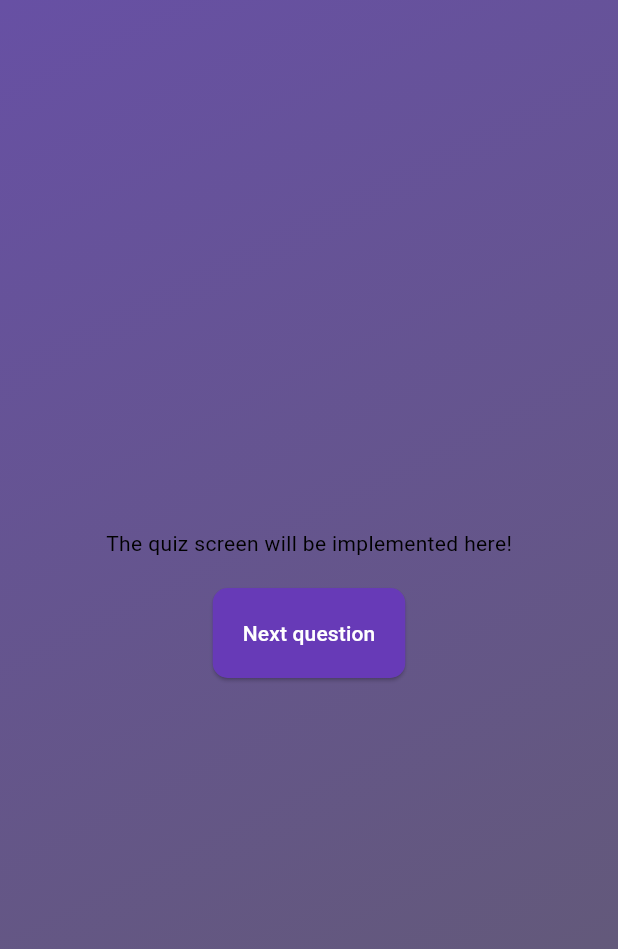
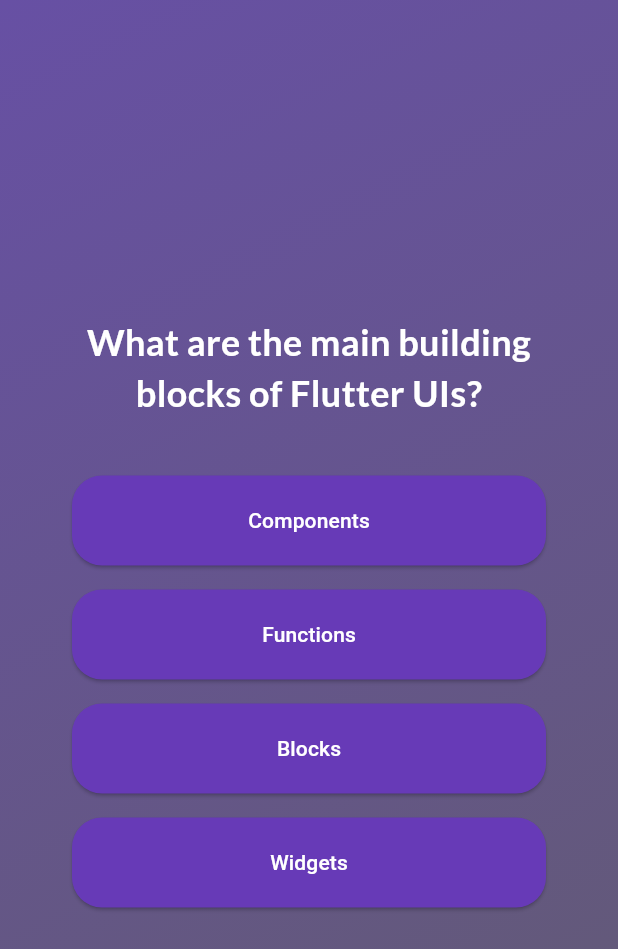
Before and after one commit to eduardorezaghi/adv_basics, a Flutter app: the screen it shows after launch, after a tap on "Go to quiz", on a phone screen of 412 x 824 dp. Shown: the top 949 px of the screen. Run offline on Flutter 3.47's test engine with Material 3 defaults, Android fonts, the phone set to English and light mode, and no system bars; our stand-ins replace google_fonts.

Commit message:
Add Google Fonts dependency, show shuffled Question List on question screen

```diff
--- a/lib/answer_button.dart
+++ b/lib/answer_button.dart
@@ -14,17 +14,21 @@ class AnswerButton extends StatelessWidget {
   // Like React components,
   //Flutter widgets have a build method that returns the UI elements to be rendered.
   Widget build(BuildContext context) {
-    return ElevatedButton(
+    return Padding(
+      padding: const EdgeInsets.all(8.0),
+      child: ElevatedButton(
       onPressed: selectHandler,
       style: ElevatedButton.styleFrom(
         padding: const EdgeInsets.all(20),
+        fixedSize: const Size(300, 60),
         backgroundColor: Theme.of(context).colorScheme.secondary,
         foregroundColor: Theme.of(context).colorScheme.onSecondary,
         shape: RoundedRectangleBorder(
-          borderRadius: BorderRadius.circular(10),
+        borderRadius: BorderRadius.circular(20),
         ),
       ),
       child: Text(answerText),
+      ),
     );
   }
 }
--- a/lib/models/questions_blueprint.dart
+++ b/lib/models/questions_blueprint.dart
@@ -9,4 +9,10 @@ class Question {
     required this.answers,
     required this.correct,
   });
+
+  /// Shuffles the answers list
+  List<String> getShuffledAnswers() {
+    return List<String>.from(answers)..shuffle();
+  }
+
 }
--- a/lib/questions_screen.dart
+++ b/lib/questions_screen.dart
@@ -1,6 +1,9 @@
 import 'package:adv_basics/answer_button.dart';
 import 'package:adv_basics/models/questions_blueprint.dart';
 import 'package:flutter/material.dart';
+
+import 'package:adv_basics/data/questions.dart';
+import 'package:google_fonts/google_fonts.dart';
 
 class QuestionScreen extends StatefulWidget {
   const QuestionScreen({super.key});
@@ -10,29 +13,55 @@ class QuestionScreen extends StatefulWidget {
 }
 
 class _QuestionScreenState extends State<QuestionScreen> {
-  List<Question> questions = [];
+  var questionIndex = 0;
+
+  final List<Question> finalQuestions = questions;
 
   @override
   void initState() {
     super.initState();
   }
 
+  void answerQuestion() {
+    setState(() {
+      questionIndex < finalQuestions.length - 1
+          ? questionIndex++
+          : questionIndex = 0;
+    });
+  }
+
   @override
   Widget build(BuildContext context) {
+    final currentQuestion = finalQuestions[questionIndex];
+
     return SizedBox(
       width: double.infinity,
-      child: Column(
-        mainAxisAlignment: MainAxisAlignment.center,
-        children: <Widget>[
-          const Text('The quiz screen will be implemented here!'),
-          const SizedBox(height: 20),
-          // ElevatedButton(onPressed: () {}, child: Text('Next question')),
-          AnswerButton(
-            selectHandler: () {},
-            answerText: 'Next question',
-          ),
-          const SizedBox(height: 20),
-        ],
+      child: Container(
+        margin: const EdgeInsets.all(40),
+        child: Column(
+          mainAxisAlignment: MainAxisAlignment.center,
+          crossAxisAlignment: CrossAxisAlignment.stretch,
+          children: <Widget>[
+            Text(
+              currentQuestion.question,
+              style: GoogleFonts.lato(
+                color: Theme.of(context).colorScheme.onPrimary,
+                fontSize: 24,
+                fontWeight: FontWeight.bold,
+              ),
+              textAlign: TextAlign.center,
+            ),
+            const SizedBox(height: 30),
+
+
+            ...currentQuestion.getShuffledAnswers().map((answer) {
+              return AnswerButton(
+                selectHandler: answerQuestion,
+                answerText: answer,
+              );
+            }),
+          ],
+        ),
       ),
     );
   }
--- a/pubspec.yaml
+++ b/pubspec.yaml
@@ -35,6 +35,7 @@ dependencies:
   # The following adds the Cupertino Icons font to your application.
   # Use with the CupertinoIcons class for iOS style icons.
   cupertino_icons: ^1.0.6
+  google_fonts: ^6.2.1
 
 dev_dependencies:
   flutter_test:
```
Also changed, not shown: pubspec.lock.
